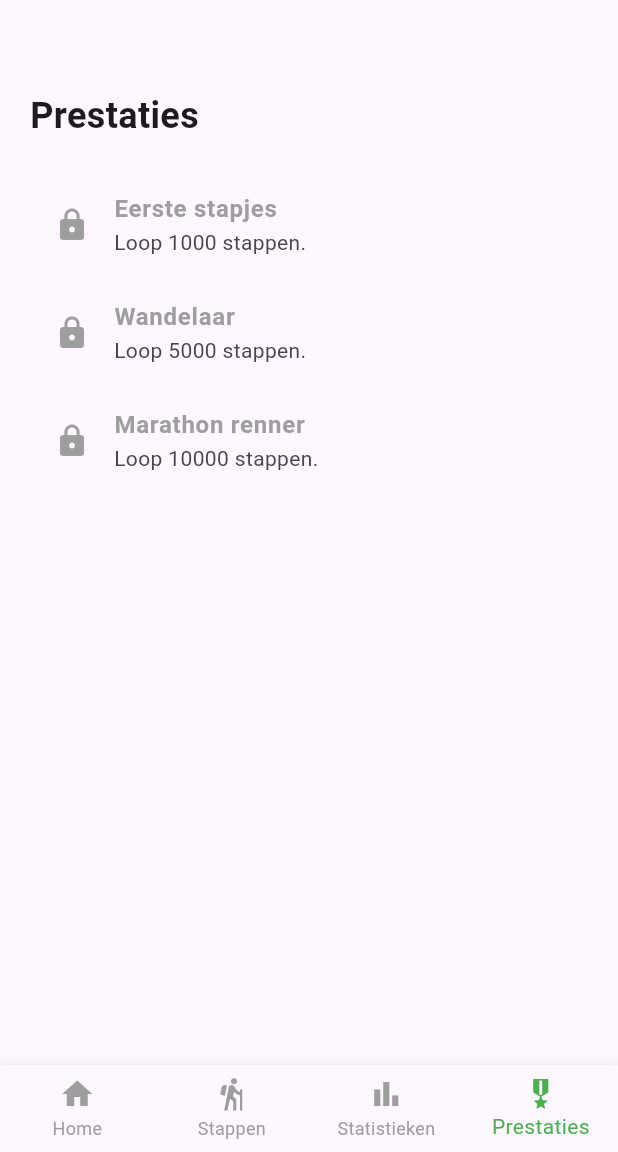
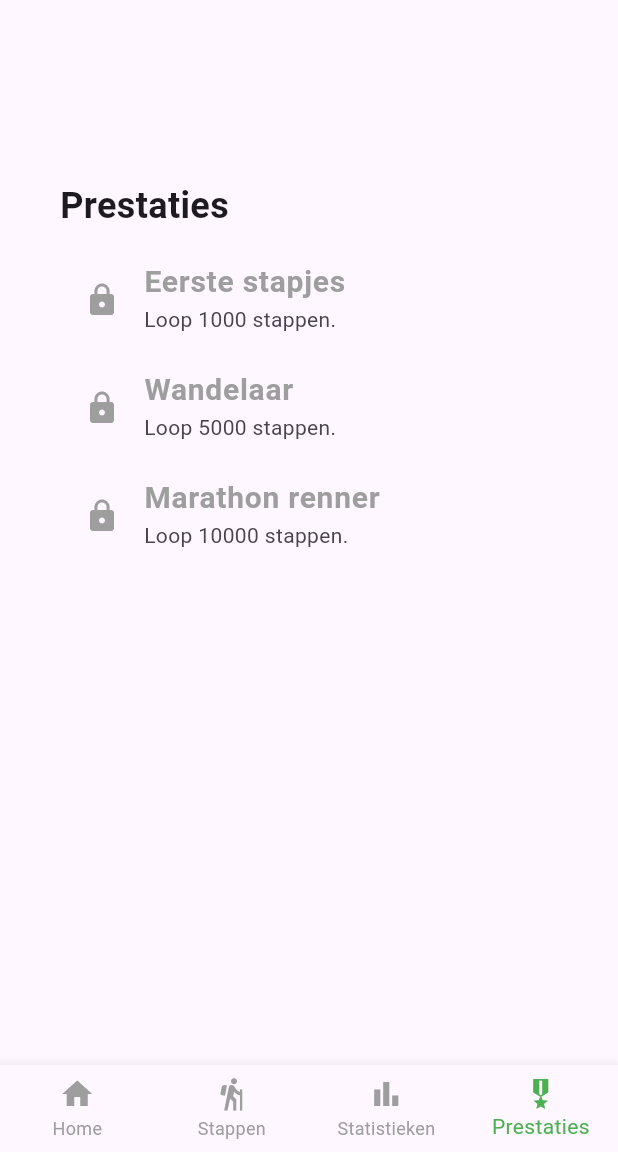
Before and after one commit to Niozk/telze-project, a Flutter app: the screen it shows after launch, swiped to page 4, on a phone screen of 412 x 824 dp, the part 84-1236 px from its top. Run offline on Flutter 3.47's test engine with Material 3 defaults, Android fonts, the light colour scheme and no system bars; our stand-ins replace geocoding, location, pedometer, permission_handler, shared_preferences.

Commit message:
Responsiveness added

```diff
--- a/lib/components/achievement_widget.dart
+++ b/lib/components/achievement_widget.dart
@@ -15,11 +15,13 @@ class Achievement {
 class AchievementWidget extends StatelessWidget {
   final Achievement achievement;
   final bool isUnlocked;
+  final double fontSize;
 
   const AchievementWidget({
     super.key,
     required this.achievement,
     required this.isUnlocked,
+    required this.fontSize,
   });
 
   @override
@@ -32,11 +34,17 @@ class AchievementWidget extends StatelessWidget {
       title: Text(
         achievement.title,
         style: TextStyle(
+          fontSize: fontSize,
           color: isUnlocked ? Colors.black : Colors.grey,
           fontWeight: FontWeight.bold,
         ),
       ),
-      subtitle: Text(achievement.description),
+      subtitle: Text(
+        achievement.description,
+        style: TextStyle(
+          fontSize: fontSize - 6,
+        ),
+      ),
     );
   }
 }
--- a/lib/pages/telze_achievement_page.dart
+++ b/lib/pages/telze_achievement_page.dart
@@ -26,35 +26,43 @@ class AchievementPage extends StatelessWidget {
 
   @override
   Widget build(BuildContext context) {
+    double titleFontSize = MediaQuery.of(context).size.width < 700 ? 24 : 40;
+
     return Scaffold(
-      body: Padding(
+      body: Center(
+        child: Container(
+          padding: const EdgeInsets.symmetric(horizontal: 20),
+          constraints: const BoxConstraints(maxWidth: 500),
+          child: Padding(
             padding: const EdgeInsets.all(20),
             child: Column(
               crossAxisAlignment: CrossAxisAlignment.start,
               children: <Widget>[
-            const SizedBox(height: 40),
-            const Text(
+                const SizedBox(height: 100),
+                Text(
                   'Prestaties',
-              style: TextStyle(fontSize: 24, fontWeight: FontWeight.bold),
+                  style: TextStyle(fontSize: titleFontSize, fontWeight: FontWeight.bold),
                 ),
-            const SizedBox(height: 20),
+                const SizedBox(height: 10),
                 Expanded(
-              child: ListView.builder(
-                itemCount: achievements.length,
-                itemBuilder: (context, index) {
-                  final achievement = achievements[index];
+                  child: SingleChildScrollView(
+                    child: Column(
+                      children: achievements.map((achievement) {
                         final isUnlocked = currentSteps >= achievement.stepsRequired;
-
                         return AchievementWidget(
                           achievement: achievement,
                           isUnlocked: isUnlocked,
+                          fontSize: MediaQuery.of(context).size.width < 700 ? 20 : 32,
                         );
-                },
+                      }).toList(),
+                    ),
                   ),
                 ),
               ],
             ),
           ),
+        ),
+      ),
     );
   }
 }
```
Also changed, not shown: lib/components/weather_widget.dart (+22 -9 lines), lib/pages/telze_stats_page.dart (+22 -9 lines). Lines whose indentation alone changed are shown as unchanged.
